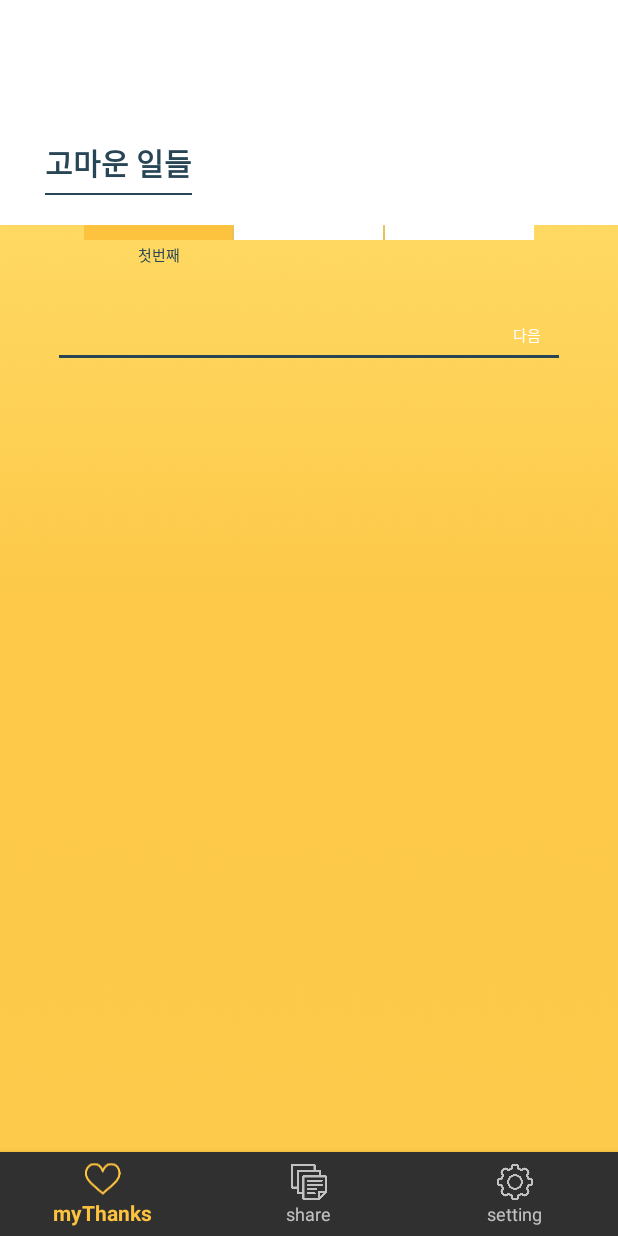
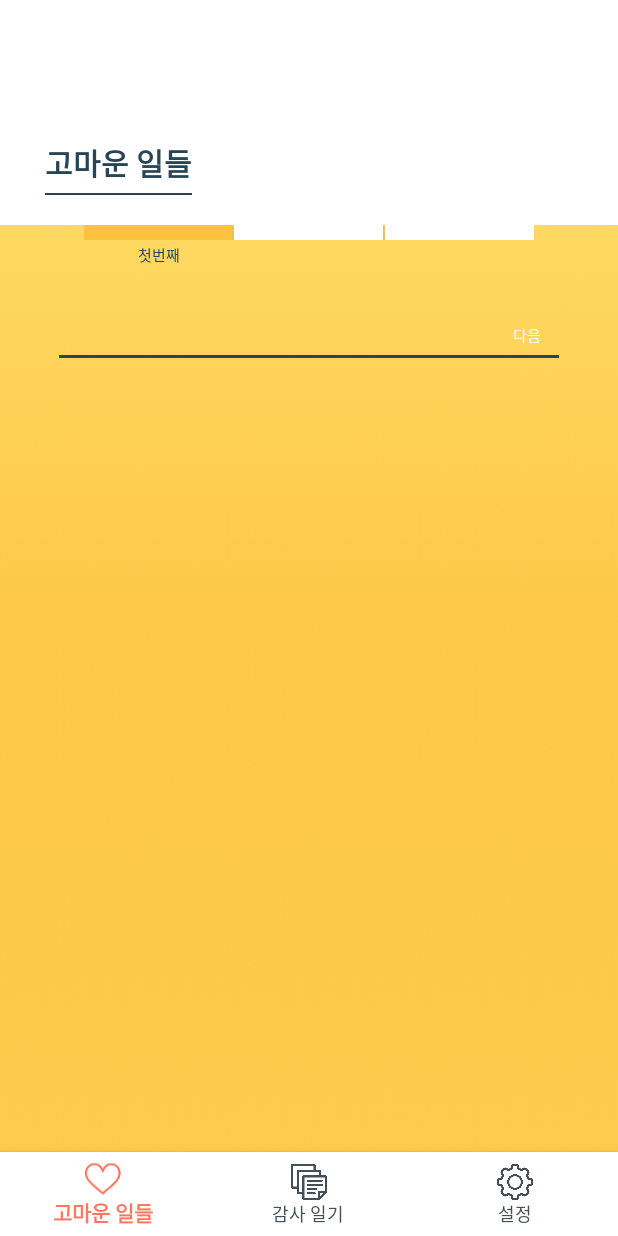
Before and after one commit to paryyongwoo/gomawa, an Android app: the ShareActivity screen opened directly, with no data from a screen before it, on a phone screen of 412 x 824 dp. Run offline under Robolectric (Android 15) with nearby library versions, the phone set to English and light mode, and no system bars.

Commit message:
하단네비게이션의 색상 수정

```diff
--- a/app/src/main/java/com/gomawa/activity/ShareActivity.java
+++ b/app/src/main/java/com/gomawa/activity/ShareActivity.java
@@ -100,10 +100,6 @@ public class ShareActivity extends AppCompatActivity {
                 return true;
             }
         });
-
-        // TODO: 2020-01-16 글쓰기 기능 추가 (api개발)
-
-
     }
 
     @Override
--- /dev/null
+++ b/app/src/main/res/drawable/bottom_navigation_color.xml
@@ -0,0 +1,10 @@
+<?xml version="1.0" encoding="utf-8"?>
+<selector xmlns:android="http://schemas.android.com/apk/res/android">
+
+    <item android:state_checked="true"
+        android:color="@color/mainColor"/>
+
+    <item android:state_checked="false"
+        android:color="@color/grayColor"/>
+
+</selector>
--- a/app/src/main/res/layout/activity_share.xml
+++ b/app/src/main/res/layout/activity_share.xml
@@ -23,7 +23,9 @@
         app:layout_constraintLeft_toLeftOf="parent"
         app:layout_constraintRight_toLeftOf="parent"
         app:menu="@menu/menu_bottomnavigationview"
-        android:background="?android:attr/windowBackground"
+        android:background="@color/whiteColor"
+        app:itemIconTint="@drawable/bottom_navigation_color"
+        app:itemTextColor="@drawable/bottom_navigation_color"
         />
 
 </androidx.constraintlayout.widget.ConstraintLayout>
--- a/app/src/main/res/menu/menu_bottomnavigationview.xml
+++ b/app/src/main/res/menu/menu_bottomnavigationview.xml
@@ -4,16 +4,16 @@
     <item
         android:id="@+id/menu_my_thanks"
         android:icon="@drawable/menu_my_thanks_icon"
-        android:title="myThanks" />
+        android:title="고마운 일들" />
 
     <item
         android:id="@+id/menu_share"
         android:icon="@drawable/menu_share_icon"
-        android:title="share" />
+        android:title="감사 일기" />
 
     <item
         android:id="@+id/menu_setting"
         android:icon="@drawable/menu_setting_icon"
-        android:title="setting" />
+        android:title="설정" />
 
 </menu>
```
